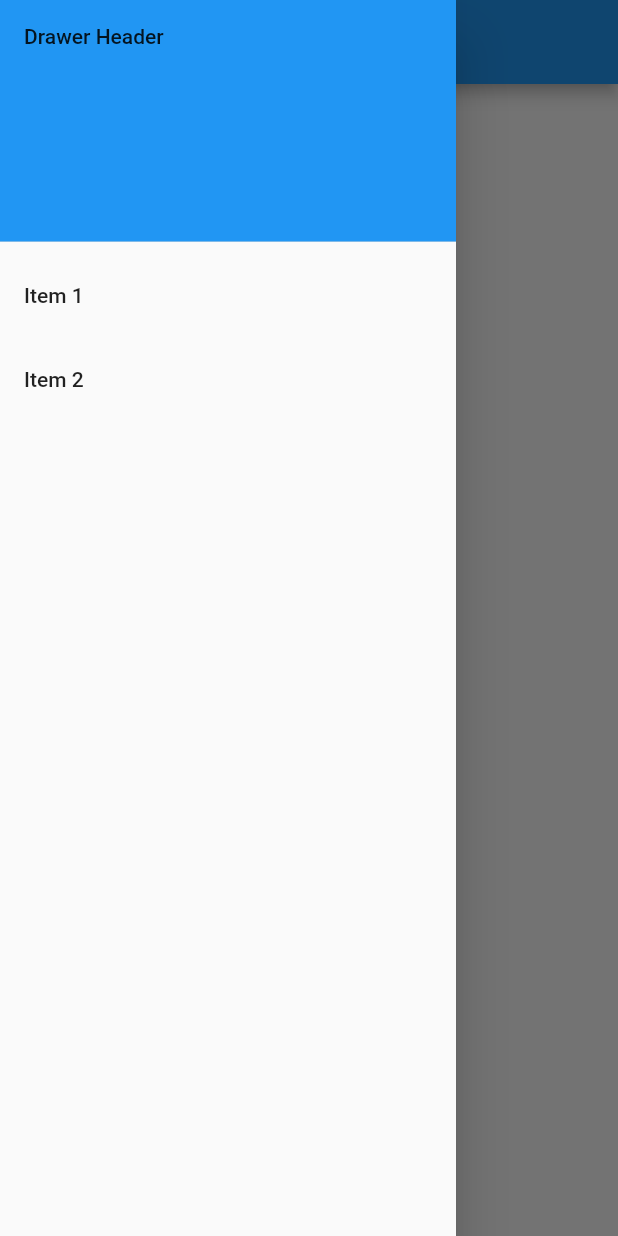
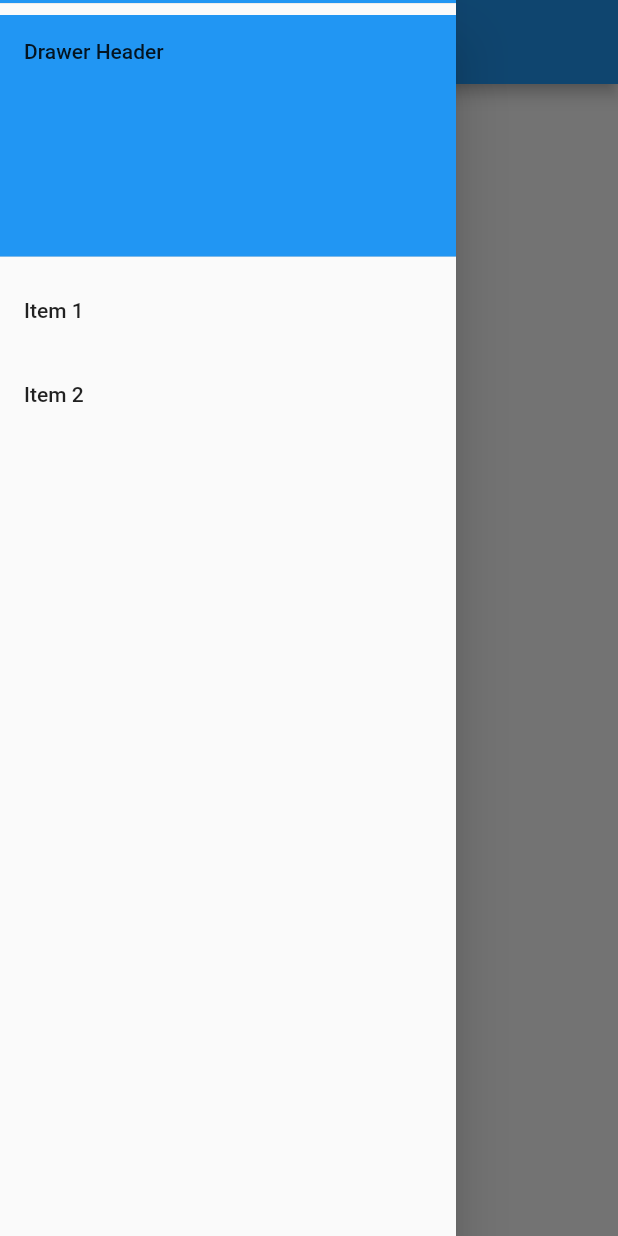
Before and after one commit to lp-group-17/mobile-app, a Flutter app: the screen it shows after launch, with the side drawer open, on a phone screen of 412 x 824 dp. Run offline on Flutter 3.47's test engine with Material 2 defaults, Android fonts, the phone set to English and light mode, and no system bars.

Commit message:
drawer container

```diff
--- a/mood_tracker/lib/main.dart
+++ b/mood_tracker/lib/main.dart
@@ -44,6 +44,15 @@
           // Important: Remove any padding from the ListView.
           padding: EdgeInsets.zero,
           children: [
+            Container(
+              height: 10.0,
+              child: const DrawerHeader(
+                decoration: BoxDecoration(
+                  color: Colors.blue,
+                ),
+                child: Text('Drawer Header'),
+              ),
+            ),
             const DrawerHeader(
               decoration: BoxDecoration(
                 color: Colors.blue,
```
